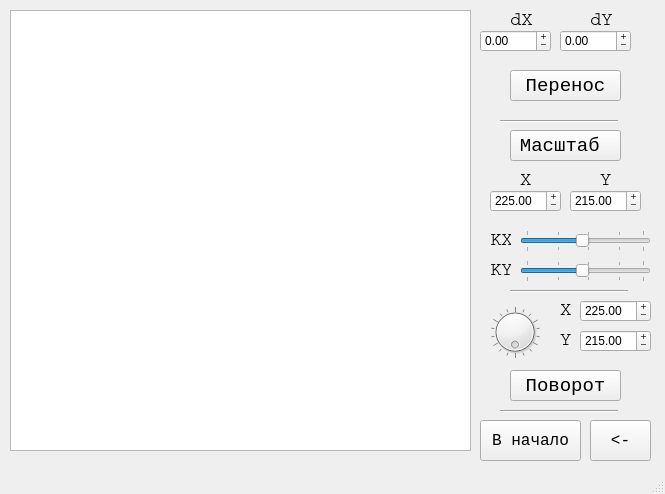
Above: lab2/window.ui from Panda-Lewandowski/Computer-graphics before the change. Below: the same form after it.
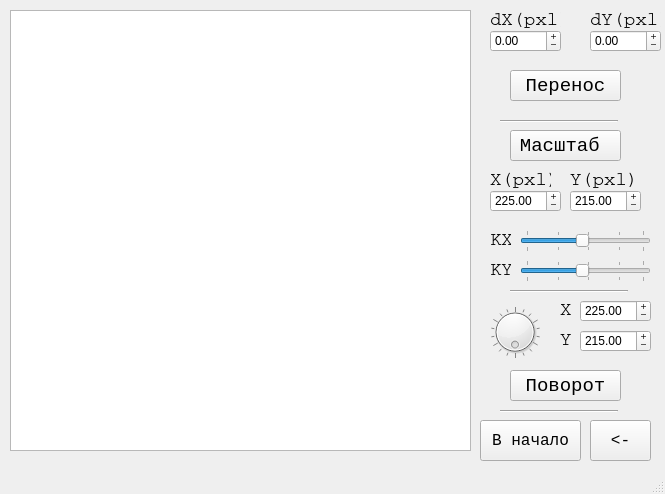
That is the form after the change.

Patch:
```diff
--- a/lab2/window.ui
+++ b/lab2/window.ui
@@ -130,9 +130,9 @@
    <widget class="QLabel" name="lbl_scale_x">
     <property name="geometry">
      <rect>
-      <x>520</x>
+      <x>490</x>
       <y>170</y>
-      <width>16</width>
+      <width>61</width>
       <height>20</height>
      </rect>
     </property>
@@ -143,15 +143,15 @@
      </font>
     </property>
     <property name="text">
-     <string>X</string>
+     <string>X(pxl)</string>
     </property>
    </widget>
    <widget class="QLabel" name="lbl_scale_y">
     <property name="geometry">
      <rect>
-      <x>600</x>
+      <x>570</x>
       <y>170</y>
-      <width>16</width>
+      <width>71</width>
       <height>20</height>
      </rect>
     </property>
@@ -162,7 +162,7 @@
      </font>
     </property>
     <property name="text">
-     <string>Y</string>
+     <string>Y(pxl)</string>
     </property>
    </widget>
    <widget class="QPushButton" name="btn_trans">
@@ -187,7 +187,7 @@
    <widget class="QDoubleSpinBox" name="spin_trans_y">
     <property name="geometry">
      <rect>
-      <x>560</x>
+      <x>590</x>
       <y>30</y>
       <width>71</width>
       <height>22</height>
@@ -212,9 +212,9 @@
    <widget class="QLabel" name="lbl_dx">
     <property name="geometry">
      <rect>
-      <x>510</x>
+      <x>490</x>
       <y>10</y>
-      <width>31</width>
+      <width>71</width>
       <height>20</height>
      </rect>
     </property>
@@ -225,13 +225,13 @@
      </font>
     </property>
     <property name="text">
-     <string>dX</string>
+     <string>dX(pxl)</string>
     </property>
    </widget>
    <widget class="QDoubleSpinBox" name="spin_trans_x">
     <property name="geometry">
      <rect>
-      <x>480</x>
+      <x>490</x>
       <y>30</y>
       <width>71</width>
       <height>22</height>
@@ -258,7 +258,7 @@
      <rect>
       <x>590</x>
       <y>10</y>
-      <width>31</width>
+      <width>71</width>
       <height>20</height>
      </rect>
     </property>
@@ -269,7 +269,7 @@
      </font>
     </property>
     <property name="text">
-     <string>dY</string>
+     <string>dY(pxl)</string>
     </property>
    </widget>
    <widget class="QPushButton" name="btn_back">
@@ -428,7 +428,7 @@
      <rect>
       <x>560</x>
       <y>300</y>
-      <width>16</width>
+      <width>61</width>
       <height>20</height>
      </rect>
     </property>
```
